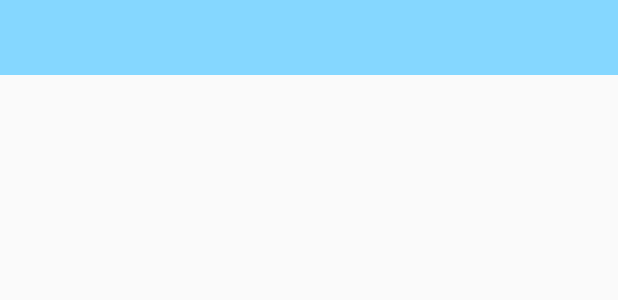
After one commit to barry-dempsey/marvel, an Android app: the layout toolbar.xml on its own in the app's theme, with its tools: preview values and no code run, on a phone screen of 412 x 824 dp. The commit adds this screen. Shown: the top 300 px of the screen. Run offline under Robolectric (Android 15) with nearby library versions, the phone set to English and light mode, and no system bars.

Commit message:
Merge branch 'master' of https://github.com/virtumedia/marvel
* added toolbar and styling
* added connectivity check
* added unit tests

```diff
--- a/app/src/main/AndroidManifest.xml
+++ b/app/src/main/AndroidManifest.xml
@@ -5,6 +5,7 @@
     android:versionName="1.0" >
 
     <uses-permission android:name="android.permission.INTERNET"/>
+    <uses-permission android:name="android.permission.ACCESS_NETWORK_STATE"/>
 
     <application
         android:allowBackup="true"
--- a/app/src/main/java/com/dempsey/example/marvelapp/business/AppMarvelBusiness.java
+++ b/app/src/main/java/com/dempsey/example/marvelapp/business/AppMarvelBusiness.java
@@ -7,10 +7,6 @@ import com.dempsey.example.marvelapp.data.dao.remotedao.AppMarvelLocalDao;
 import com.dempsey.example.marvelapp.data.dao.remotedao.AppMarvelRemoteDao;
 import com.dempsey.example.marvelapp.data.model.Comic;
 import com.dempsey.example.marvelapp.data.model.ParameterBuilder;
-import java.security.NoSuchAlgorithmException;
-import java.security.MessageDigest;
-import org.joda.time.DateTime;
-import org.joda.time.DateTimeZone;
 import rx.Observable;
 
 import static android.support.annotation.VisibleForTesting.PACKAGE_PRIVATE;
@@ -31,7 +27,7 @@ public class AppMarvelBusiness implements MarvelBusiness {
   }
 
   @Override
-  public Observable<Comic> getFullListOfComics(@NonNull ParameterBuilder paramBuilder) {
+  public Observable<Comic> getFullListOfComics(@NonNull final ParameterBuilder paramBuilder) {
     return Observable.just(remoteDao.getAllComics(paramBuilder));
   }
 
--- a/app/src/main/java/com/dempsey/example/marvelapp/presenter/MarvelSplashContract.java
+++ b/app/src/main/java/com/dempsey/example/marvelapp/presenter/MarvelSplashContract.java
@@ -9,6 +9,8 @@ public interface MarvelSplashContract {
 
     void displayResults();
 
+    void showNoNetworkError();
+
   }
 
   interface ActionListener {
--- a/app/src/main/java/com/dempsey/example/marvelapp/view/ItemsListActivity.java
+++ b/app/src/main/java/com/dempsey/example/marvelapp/view/ItemsListActivity.java
@@ -33,7 +33,7 @@ public class ItemsListActivity extends BaseActivity implements ItemsListFragment
 
   @Override
   protected void configureToolbar(@NonNull ActionBar actionBar) {
-    actionBar.setDisplayHomeAsUpEnabled(true);
+    actionBar.setTitle(R.string.app_name);
     super.configureToolbar(actionBar);
   }
 
--- /dev/null
+++ b/app/src/main/res/layout/toolbar.xml
@@ -0,0 +1,9 @@
+<android.support.v7.widget.Toolbar
+    xmlns:android="http://schemas.android.com/apk/res/android"
+    xmlns:app="http://schemas.android.com/apk/res-auto"
+    android:id="@+id/toolbar"
+    android:layout_width="match_parent"
+    android:layout_height="@dimen/padding_xxlarge"
+    android:background="@color/primary"
+    app:theme="@style/ThemeOverlay.AppCompat.Dark.ActionBar"
+    app:popupTheme="@style/ThemeOverlay.AppCompat.Light"/>
--- a/app/src/main/res/values/strings.xml
+++ b/app/src/main/res/values/strings.xml
@@ -7,4 +7,5 @@
 
     <string name="appl_key">fb1140c984e26eafdc5700f2cc098706</string>
     <string name="appl_keyP">d2889512c207e0aa27aec192920457ab25aac444</string>
+
 </resources>
--- a/app/src/main/res/values/styles.xml
+++ b/app/src/main/res/values/styles.xml
@@ -8,7 +8,7 @@
         <item name="colorPrimary">@color/primary</item>
         <item name="colorPrimaryDark">@color/primary_dark</item>
         <item name="colorAccent">@color/primary</item>
-
+        <item name="toolbarStyle">@style/MarvelToolbarStyle</item>
         <item name="actionBarStyle">@style/normal_action_bar</item>
         <item name="windowActionModeOverlay">true</item>
         <item name="actionModeBackground">@color/primary_dark</item>
@@ -19,10 +19,19 @@
         <item name="colorPrimary">@color/primary</item>
         <item name="colorPrimaryDark">@color/primary_dark</item>
         <item name="colorAccent">@color/primary</item>
-
+        <item name="toolbarStyle">@style/MarvelToolbarStyle</item>
         <item name="actionBarStyle">@style/normal_action_bar</item>
         <item name="windowActionModeOverlay">true</item>
         <item name="actionModeBackground">@color/primary_dark</item>
+    </style>
+
+    <style name="MarvelToolbarStyle" parent="Widget.AppCompat.Toolbar">
+        <item name="titleTextAppearance">@style/MarvelTitleText</item>
+    </style>
+
+    <style name="MarvelTitleText" parent="TextAppearance.AppCompat.Widget.ActionBar.Title">
+        <item name="android:textSize">25dp</item>
+        <item name="android:textColor">@color/primary_dark</item>
     </style>
 
     <style name="ListView" >
```
Also changed, not shown: app/src/main/java/com/dempsey/example/marvelapp/presenter/MarvelSplashPresenter.java (+21 -5 lines), app/src/main/java/com/dempsey/example/marvelapp/utils/NetworkConnectivityService.java (added, +20 -0 lines), app/src/main/java/com/dempsey/example/marvelapp/view/BaseActivity.java (+34 -0 lines), app/src/main/java/com/dempsey/example/marvelapp/view/ItemDetailActivity.java (+2 -9 lines), app/src/main/java/com/dempsey/example/marvelapp/view/MarvelSplashActivity.java (+19 -2 lines), 1 other file.
